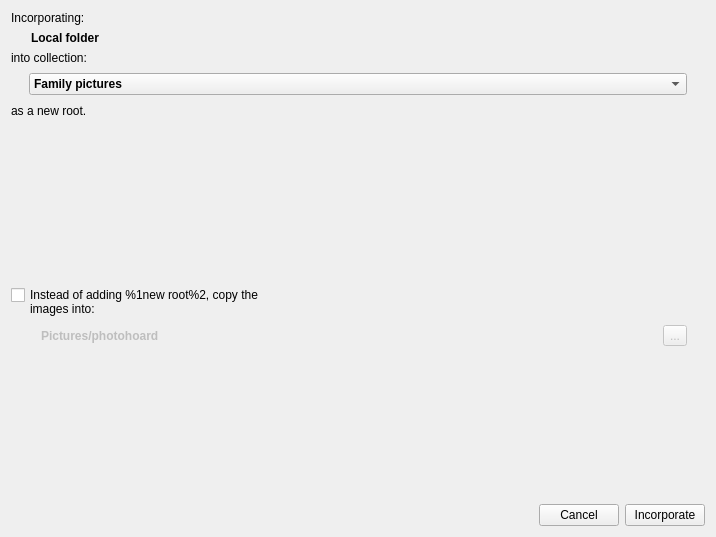
wagenadl/photohoard, file src/dlg/ImportLocalDialog.ui: the form before one commit.
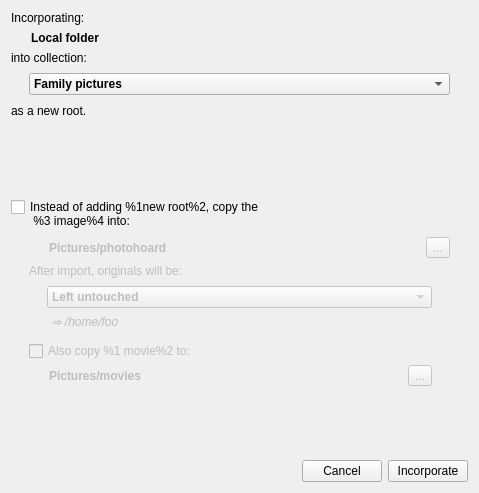
The form after the commit.

Commit message: Improvement to drag-in behavior and import when no card present

Patch:
```diff
--- a/src/dlg/ImportLocalDialog.ui
+++ b/src/dlg/ImportLocalDialog.ui
@@ -6,8 +6,8 @@
    <rect>
     <x>0</x>
     <y>0</y>
-    <width>716</width>
-    <height>537</height>
+    <width>479</width>
+    <height>493</height>
    </rect>
   </property>
   <property name="windowTitle">
@@ -181,10 +181,31 @@
         <property name="text">
          <string>
 Instead of adding %1new root%2, copy the
-images into:</string>
+ %3 image%4 into:</string>
         </property>
        </widget>
       </item>
+     </layout>
+    </widget>
+   </item>
+   <item>
+    <widget class="QWidget" name="importDetails" native="true">
+     <property name="enabled">
+      <bool>false</bool>
+     </property>
+     <layout class="QVBoxLayout" name="verticalLayout_3">
+      <property name="leftMargin">
+       <number>18</number>
+      </property>
+      <property name="topMargin">
+       <number>0</number>
+      </property>
+      <property name="rightMargin">
+       <number>18</number>
+      </property>
+      <property name="bottomMargin">
+       <number>0</number>
+      </property>
       <item>
        <widget class="QWidget" name="widget_3" native="true">
         <property name="enabled">
@@ -192,7 +213,7 @@
         </property>
         <layout class="QHBoxLayout" name="horizontalLayout_3">
          <property name="leftMargin">
-          <number>10</number>
+          <number>0</number>
          </property>
          <property name="topMargin">
           <number>0</number>
@@ -205,6 +226,9 @@
          </property>
          <item>
           <widget class="QLabel" name="destination">
+           <property name="enabled">
+            <bool>false</bool>
+           </property>
            <property name="font">
             <font>
              <weight>75</weight>
@@ -245,6 +269,186 @@
         </layout>
        </widget>
       </item>
+      <item>
+       <widget class="QLabel" name="label_7">
+        <property name="sizePolicy">
+         <sizepolicy hsizetype="Preferred" vsizetype="Minimum">
+          <horstretch>0</horstretch>
+          <verstretch>0</verstretch>
+         </sizepolicy>
+        </property>
+        <property name="text">
+         <string>After import, originals will be:</string>
+        </property>
+       </widget>
+      </item>
+      <item>
+       <widget class="QWidget" name="widget_7" native="true">
+        <layout class="QHBoxLayout" name="horizontalLayout_6">
+         <property name="leftMargin">
+          <number>18</number>
+         </property>
+         <property name="topMargin">
+          <number>2</number>
+         </property>
+         <property name="rightMargin">
+          <number>18</number>
+         </property>
+         <property name="bottomMargin">
+          <number>1</number>
+         </property>
+         <item>
+          <widget class="QComboBox" name="disposition">
+           <property name="sizePolicy">
+            <sizepolicy hsizetype="MinimumExpanding" vsizetype="Fixed">
+             <horstretch>0</horstretch>
+             <verstretch>0</verstretch>
+            </sizepolicy>
+           </property>
+           <property name="font">
+            <font>
+             <weight>75</weight>
+             <bold>true</bold>
+            </font>
+           </property>
+           <item>
+            <property name="text">
+             <string>Left untouched</string>
+            </property>
+           </item>
+           <item>
+            <property name="text">
+             <string>Moved to a backup location</string>
+            </property>
+           </item>
+           <item>
+            <property name="text">
+             <string>⚠  Deleted</string>
+            </property>
+           </item>
+          </widget>
+         </item>
+        </layout>
+       </widget>
+      </item>
+      <item>
+       <widget class="QWidget" name="backupContainer" native="true">
+        <layout class="QHBoxLayout" name="horizontalLayout_7">
+         <property name="leftMargin">
+          <number>24</number>
+         </property>
+         <property name="topMargin">
+          <number>0</number>
+         </property>
+         <property name="bottomMargin">
+          <number>0</number>
+         </property>
+         <item>
+          <widget class="QLabel" name="backupPath">
+           <property name="font">
+            <font>
+             <italic>true</italic>
+            </font>
+           </property>
+           <property name="text">
+            <string>⇒ /home/foo</string>
+           </property>
+          </widget>
+         </item>
+        </layout>
+       </widget>
+      </item>
+      <item>
+       <widget class="QWidget" name="movieContainer" native="true">
+        <layout class="QVBoxLayout" name="verticalLayout_4">
+         <property name="spacing">
+          <number>4</number>
+         </property>
+         <property name="leftMargin">
+          <number>0</number>
+         </property>
+         <property name="topMargin">
+          <number>6</number>
+         </property>
+         <property name="rightMargin">
+          <number>0</number>
+         </property>
+         <property name="bottomMargin">
+          <number>0</number>
+         </property>
+         <item>
+          <widget class="QCheckBox" name="copyMovies">
+           <property name="sizePolicy">
+            <sizepolicy hsizetype="Minimum" vsizetype="Minimum">
+             <horstretch>0</horstretch>
+             <verstretch>0</verstretch>
+            </sizepolicy>
+           </property>
+           <property name="text">
+            <string>Also copy %1 movie%2 to:</string>
+           </property>
+          </widget>
+         </item>
+         <item>
+          <widget class="QWidget" name="widget_8" native="true">
+           <layout class="QHBoxLayout" name="horizontalLayout_8">
+            <property name="leftMargin">
+             <number>0</number>
+            </property>
+            <property name="topMargin">
+             <number>0</number>
+            </property>
+            <property name="rightMargin">
+             <number>18</number>
+            </property>
+            <property name="bottomMargin">
+             <number>4</number>
+            </property>
+            <item>
+             <widget class="QLabel" name="movieDestination">
+              <property name="font">
+               <font>
+                <weight>75</weight>
+                <bold>true</bold>
+               </font>
+              </property>
+              <property name="text">
+               <string>Pictures/movies</string>
+              </property>
+              <property name="margin">
+               <number>2</number>
+              </property>
+              <property name="indent">
+               <number>20</number>
+              </property>
+             </widget>
+            </item>
+            <item>
+             <spacer name="horizontalSpacer_5">
+              <property name="orientation">
+               <enum>Qt::Horizontal</enum>
+              </property>
+              <property name="sizeHint" stdset="0">
+               <size>
+                <width>40</width>
+                <height>20</height>
+               </size>
+              </property>
+             </spacer>
+            </item>
+            <item>
+             <widget class="QToolButton" name="changeMovieDest">
+              <property name="text">
+               <string>...</string>
+              </property>
+             </widget>
+            </item>
+           </layout>
+          </widget>
+         </item>
+        </layout>
+       </widget>
+      </item>
      </layout>
     </widget>
    </item>
```
Left out of the diff: 92 changed lines with no effect on the pictures. The commit also changes 3 other files.
